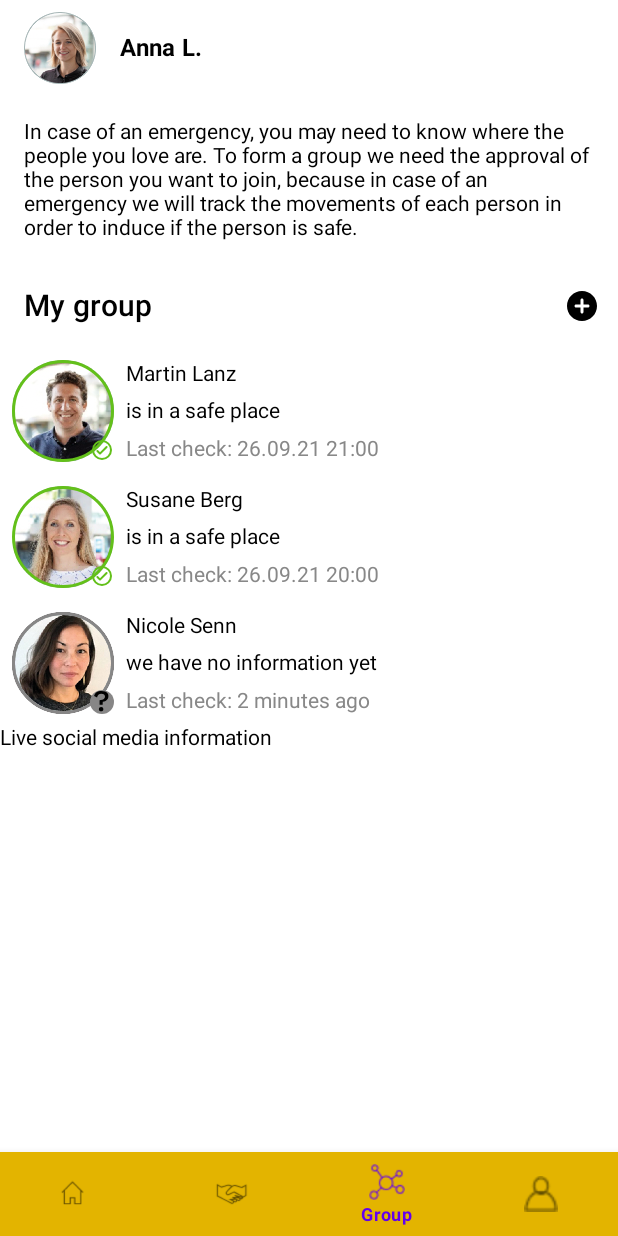
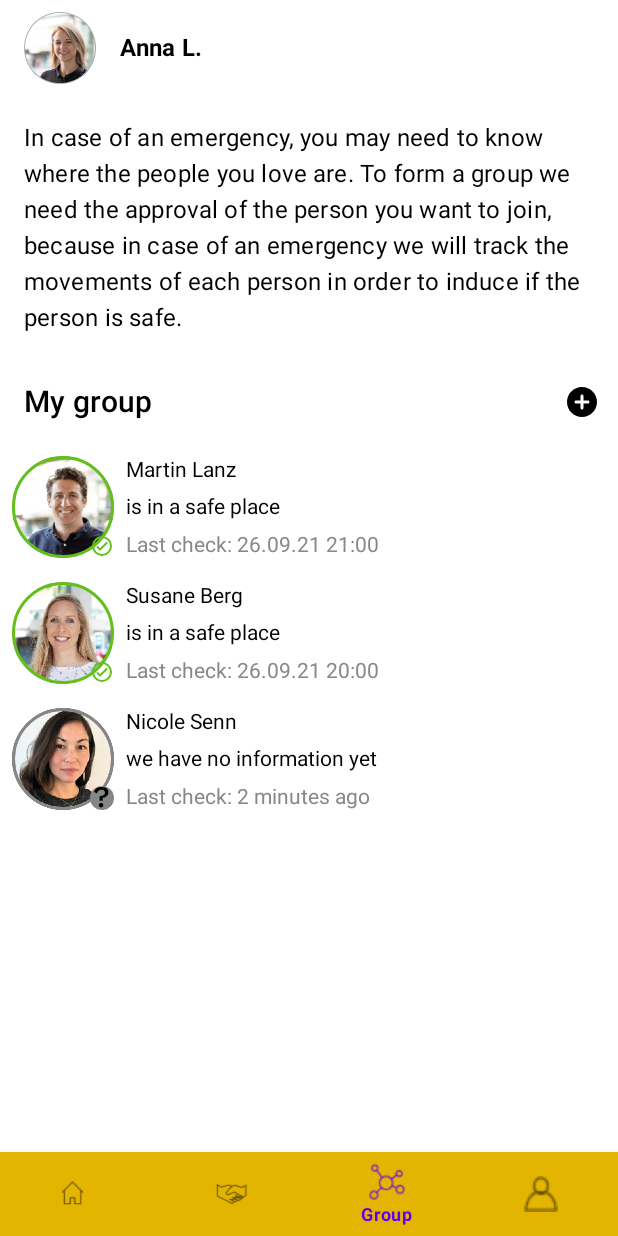
Before and after one commit to starsep/floodbusters, an Android app built with Jetpack Compose: the GroupFragment screen opened through its navigation route, on a phone screen of 412 x 824 dp. Run offline under Robolectric (Android 15) with nearby library versions, the phone set to English and light mode, and no system bars; our stand-ins replace constraintlayout-compose, navigation-ui; 1 statement that could not run was skipped.

Commit message:
Group styling

```diff
--- a/android/app/src/main/java/org/example/floodbusters/ui/group/GroupScreen.kt
+++ b/android/app/src/main/java/org/example/floodbusters/ui/group/GroupScreen.kt
@@ -49,7 +49,8 @@ fun GroupScreen() {
             top.linkTo(parent.top)
         })
         Text(text = "In case of an emergency, you may need to know where the people you love are. To form a group we need the approval of the person you want to join, because in case of an emergency we will track the movements of each person in order to induce if the person is safe.",
-            Modifier
+            style = MaterialTheme.typography.subtitle1,
+            modifier = Modifier
                 .constrainAs(groupDescription) {
                     start.linkTo(parent.start)
                     end.linkTo(parent.end)
@@ -74,14 +75,14 @@ fun GroupScreen() {
             start.linkTo(myGroupTitle.start)
             top.linkTo(myGroupTitle.bottom)
         }, group = group.value.values)
-        Text(
+        /*Text(
             text = "Live social media information",
             modifier = Modifier.constrainAs(socialMediaHeader) {
                 start.linkTo(parent.start)
                 top.linkTo(groupAvatars.bottom)
             })
 
-        /*AndroidView(factory = {
+        AndroidView(factory = {
             MapView(it).apply {
                 map = ArcGISMap(BasemapStyle.ARCGIS_IMAGERY)
                 setViewpoint(Viewpoint(47.3774, 8.4766, 72000.0))
```
